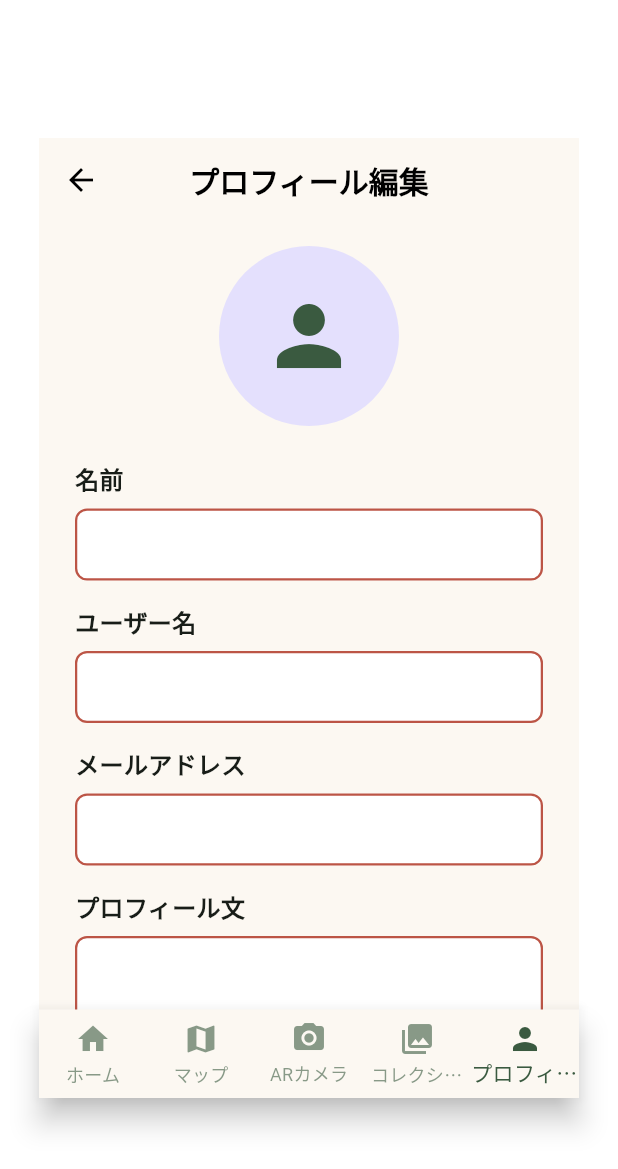
After one commit to TeamYIMT/niigata-flower-guide, a Flutter app: the ProfileEditScreen screen opened by its route, on a phone screen of 412 x 824 dp. The commit adds this screen. Shown: the top 1169 px of the screen. Run offline on Flutter 3.47's test engine with Material 3 defaults, Android fonts, the phone set to English and light mode, and no system bars.

Commit message:
プロフィール編集画面のモックアップを作成

```diff
--- a/lib/main.dart
+++ b/lib/main.dart
@@ -4,6 +4,7 @@ import 'screens/map_screen.dart';
 import 'screens/login_screen.dart';
 import 'screens/signup_screen.dart';
 import 'screens/profile_screen.dart';
+import 'screens/profileedit_screen.dart';
 
 void main() {
   runApp(const MyApp());
@@ -26,6 +27,7 @@ class MyApp extends StatelessWidget {
         '/': (context) => const HomeScreen(),
         '/map': (context) => const MapScreen(),
         '/profile': (context) => const ProfileScreen(),
+        '/profileedit': (context) => const ProfileEditScreen(),
       },
     );
   }
--- a/lib/screens/profile_screen.dart
+++ b/lib/screens/profile_screen.dart
@@ -68,13 +68,13 @@ class ProfileScreen extends StatelessWidget {
                               style: TextStyle(fontSize: screenWidth * 0.04, color: Colors.black87),
                             ),
                             SizedBox(height: screenWidth * 0.08),
-                            _buildButton(Icons.edit, 'プロフィール編集', screenWidth),
+                            _buildButton(context, Icons.edit, 'プロフィール編集', screenWidth),
                             SizedBox(height: screenWidth * 0.02),
-                            _buildButton(Icons.help_outline, 'ヘルプ', screenWidth),
+                            _buildButton(context, Icons.help_outline, 'ヘルプ', screenWidth),
                             SizedBox(height: screenWidth * 0.02),
-                            _buildButton(Icons.logout, 'ログアウト', screenWidth),
+                            _buildButton(context, Icons.logout, 'ログアウト', screenWidth),
                             SizedBox(height: screenWidth * 0.02),
-                            _buildButton(Icons.lock, 'パスワード変更', screenWidth),
+                            _buildButton(context, Icons.lock, 'パスワード変更', screenWidth),
                           ],
                         ),
                       ),
@@ -115,7 +115,7 @@ class ProfileScreen extends StatelessWidget {
     );
   }
 
-  Widget _buildButton(IconData icon, String label, double screenWidth) {
+  Widget _buildButton(BuildContext context, IconData icon, String label, double screenWidth) {
     return OutlinedButton.icon(
       icon: Icon(icon, color: _primaryGreen),
       label: Text(
@@ -135,7 +135,10 @@ class ProfileScreen extends StatelessWidget {
         ),
       ),
       onPressed: () {
-        // TODO: ボタンタップ時の処理
+        if (label == 'プロフィール編集') {
+          Navigator.pushNamed(context, '/profileedit');
+        }
+        // TODO: 他のボタンの処理
       },
     );
   }
--- /dev/null
+++ b/lib/screens/profileedit_screen.dart
@@ -0,0 +1,167 @@
+import 'package:flutter/material.dart';
+
+class ProfileEditScreen extends StatelessWidget {
+  const ProfileEditScreen({Key? key}) : super(key: key);
+
+  static const _primaryGreen = Color(0xFF3A5A40);
+  static const _borderRed = Color(0xFFBC5546);
+  static const _scaffoldBg = Color(0xFFFCF8F2);
+  static const _avatarBg = Color(0xFFE4E0FD);
+  static const _navBg = Color(0xFFFCF8F2);
+
+  @override
+  Widget build(BuildContext context) {
+    return Center(
+      child: SizedBox(
+        width: 360,
+        height: 640,
+        child: Scaffold(
+          backgroundColor: _scaffoldBg,
+          appBar: AppBar(
+            backgroundColor: Colors.transparent,
+            elevation: 0,
+            centerTitle: true,
+            title: const Text(
+              'プロフィール編集',
+              style: TextStyle(color: Colors.black, fontSize: 20, fontWeight: FontWeight.bold),
+            ),
+            iconTheme: const IconThemeData(color: Colors.black),
+          ),
+          body: SafeArea(
+            child: SingleChildScrollView(
+              padding: const EdgeInsets.symmetric(horizontal: 24, vertical: 16),
+              child: Column(
+                crossAxisAlignment: CrossAxisAlignment.center,
+                children: [
+                  // Avatar
+                  Container(
+                    width: 120,
+                    height: 120,
+                    decoration: BoxDecoration(
+                      color: _avatarBg,
+                      shape: BoxShape.circle,
+                    ),
+                    child: const Icon(
+                      Icons.person,
+                      size: 64,
+                      color: _primaryGreen,
+                    ),
+                  ),
+                  const SizedBox(height: 24),
+                  // Name field
+                  _buildTextField(label: '名前', maxLines: 1),
+                  const SizedBox(height: 16),
+                  // Username field
+                  _buildTextField(label: 'ユーザー名', maxLines: 1),
+                  const SizedBox(height: 16),
+                  // Email field
+                  _buildTextField(label: 'メールアドレス', maxLines: 1),
+                  const SizedBox(height: 16),
+                  // Profile text
+                  _buildTextField(label: 'プロフィール文', maxLines: 5),
+                  const SizedBox(height: 24),
+                  // Save button
+                  SizedBox(
+                    width: double.infinity,
+                    height: 48,
+                    child: ElevatedButton(
+                      onPressed: () {
+                        // TODO: implement save logic
+                      },
+                      style: ElevatedButton.styleFrom(
+                        backgroundColor: _primaryGreen,
+                        shape: RoundedRectangleBorder(
+                          borderRadius: BorderRadius.circular(8),
+                        ),
+                      ),
+                      child: const Text(
+                        '変更を保存',
+                        style: TextStyle(
+                        fontSize: 16,
+                        color: Colors.white,
+                        fontWeight: FontWeight.bold,
+                        ),
+                      ),
+                    ),
+                  ),
+                ],
+              ),
+            ),
+          ),
+          bottomNavigationBar: BottomNavigationBar(
+            backgroundColor: _navBg,
+            selectedItemColor: _primaryGreen,
+            unselectedItemColor: _primaryGreen.withOpacity(0.6),
+            showUnselectedLabels: true,
+            items: const [
+              BottomNavigationBarItem(
+                icon: Icon(Icons.home),
+                label: 'ホーム',
+              ),
+              BottomNavigationBarItem(
+                icon: Icon(Icons.map),
+                label: 'マップ',
+              ),
+              BottomNavigationBarItem(
+                icon: Icon(Icons.camera_alt),
+                label: 'ARカメラ',
+              ),
+              BottomNavigationBarItem(
+                icon: Icon(Icons.collections),
+                label: 'コレクション',
+              ),
+              BottomNavigationBarItem(
+                icon: Icon(Icons.person),
+                label: 'プロフィール',
+              ),
+            ],
+            type: BottomNavigationBarType.fixed,
+            currentIndex: 4, // Profile tab
+            onTap: (index) {
+              switch (index) {
+                case 0:
+                  Navigator.pushReplacementNamed(context, '/');
+                  break;
+                case 1:
+                  Navigator.pushNamed(context, '/map');
+                  break;
+                case 4:
+                  Navigator.pop(context); // プロフィール画面に戻る
+                  break;
+              }
+            },
+          ),
+        ),
+      ),
+    );
+  }
+
+  Widget _buildTextField({required String label, required int maxLines}) {
+    return Column(
+      crossAxisAlignment: CrossAxisAlignment.start,
+      children: [
+        Text(
+          label,
+          style: const TextStyle(fontSize: 16, fontWeight: FontWeight.bold),
+        ),
+        const SizedBox(height: 8),
+        TextFormField(
+          maxLines: maxLines,
+          decoration: InputDecoration(
+            filled: true,
+            fillColor: Colors.white,
+            contentPadding: const EdgeInsets.symmetric(horizontal: 12, vertical: 12),
+            enabledBorder: OutlineInputBorder(
+              borderSide: const BorderSide(color: _borderRed, width: 1.5),
+              borderRadius: BorderRadius.circular(8),
+            ),
+            focusedBorder: OutlineInputBorder(
+              borderSide: const BorderSide(color: _primaryGreen, width: 1.5),
+              borderRadius: BorderRadius.circular(8),
+            ),
+          ),
+        ),
+      ],
+    );
+  }
+}
```
